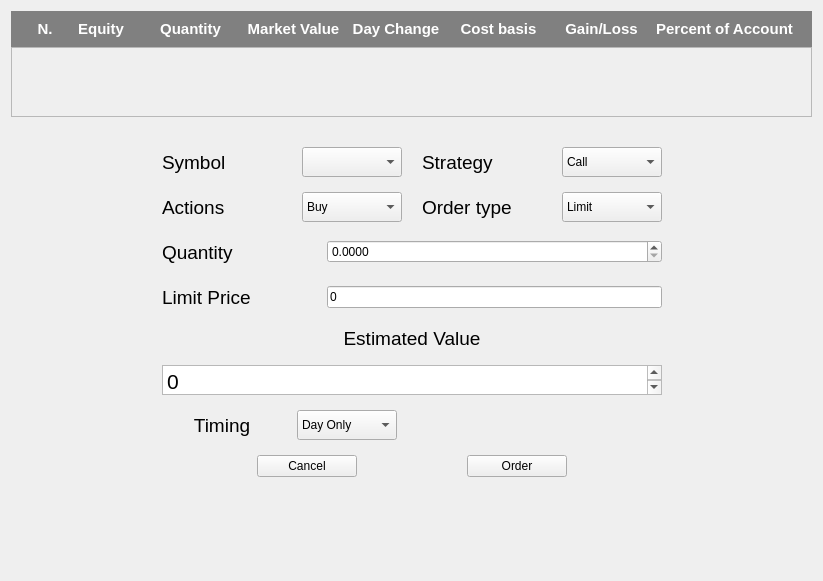
First picture: the form in src/gui/neworder.ui, repository guruprerana/trading-platform-pp, before the edit.
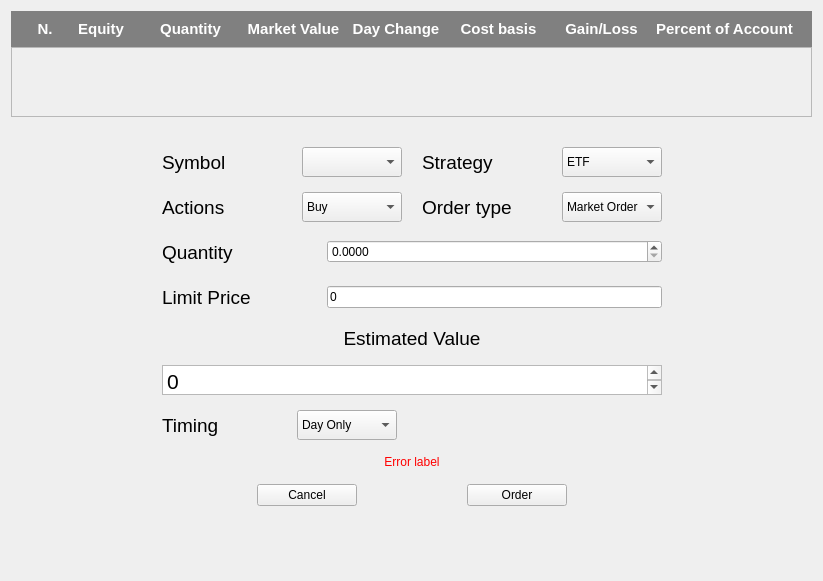
Second picture: the form after the edit.

Commit message: add data validation and error label and show estimated value

```diff
--- a/src/gui/neworder.ui
+++ b/src/gui/neworder.ui
@@ -295,11 +295,6 @@
              <height>30</height>
             </size>
            </property>
-           <item>
-            <property name="text">
-             <string>Call</string>
-            </property>
-           </item>
            <item>
             <property name="text">
              <string>ETF</string>
@@ -419,11 +414,6 @@
              <height>30</height>
             </size>
            </property>
-           <item>
-            <property name="text">
-             <string>Limit</string>
-            </property>
-           </item>
            <item>
             <property name="text">
              <string>Market Order</string>
@@ -620,7 +610,7 @@
               <string>Timing</string>
              </property>
              <property name="alignment">
-              <set>Qt::AlignCenter</set>
+              <set>Qt::AlignLeading|Qt::AlignLeft|Qt::AlignVCenter</set>
              </property>
             </widget>
            </item>
@@ -680,6 +670,19 @@
            </item>
           </layout>
          </item>
+         <item>
+          <widget class="QLabel" name="errorLabel">
+           <property name="styleSheet">
+            <string notr="true">color: red;</string>
+           </property>
+           <property name="text">
+            <string>Error label</string>
+           </property>
+           <property name="alignment">
+            <set>Qt::AlignCenter</set>
+           </property>
+          </widget>
+         </item>
          <item>
           <layout class="QHBoxLayout" name="horizontalLayout_12">
            <item>
```
Left out of the diff: 20 changed lines with no effect on the pictures. The commit also changes 4 other files.
